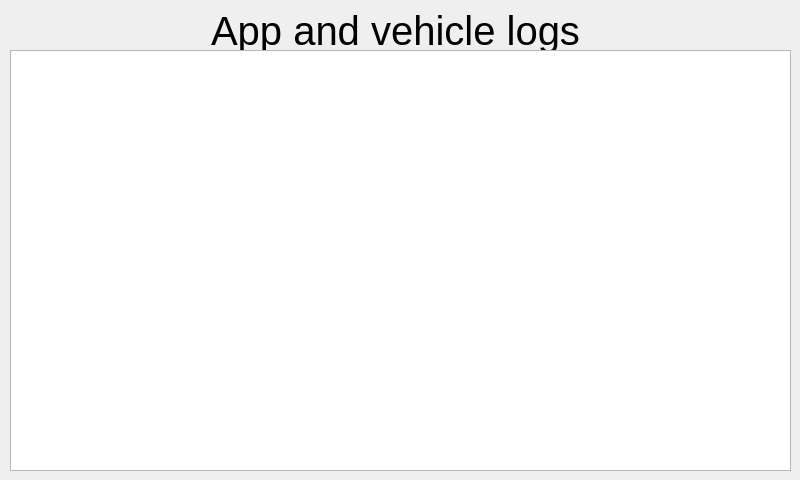
The window that Dash/logs.ui (PUT-Motorsport/PUTM_EV_DASH_SOFTWARE_2022) describes before a commit, drawn with Qt 5.
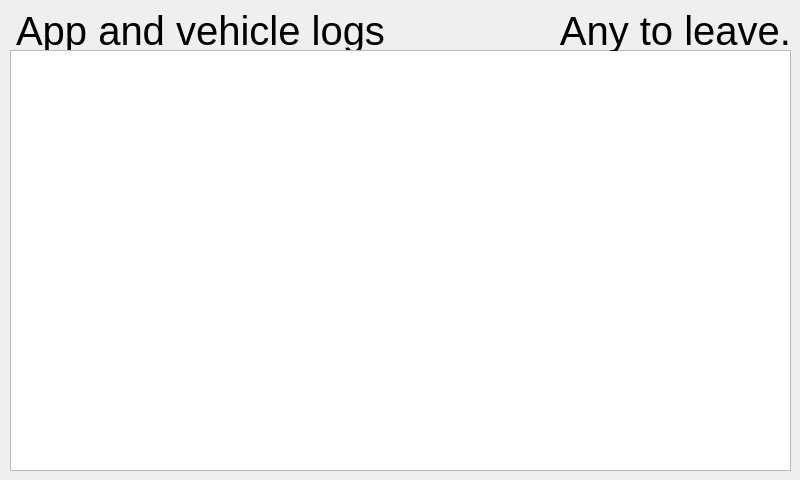
The same window after the commit.

```diff
--- a/Dash/logs.ui
+++ b/Dash/logs.ui
@@ -16,10 +16,10 @@
   <widget class="QLabel" name="title">
    <property name="geometry">
     <rect>
-     <x>0</x>
-     <y>0</y>
-     <width>791</width>
-     <height>61</height>
+     <x>10</x>
+     <y>10</y>
+     <width>381</width>
+     <height>41</height>
     </rect>
    </property>
    <property name="font">
@@ -44,6 +44,27 @@
     </rect>
    </property>
   </widget>
+  <widget class="QLabel" name="hint">
+   <property name="geometry">
+    <rect>
+     <x>550</x>
+     <y>10</y>
+     <width>241</width>
+     <height>41</height>
+    </rect>
+   </property>
+   <property name="font">
+    <font>
+     <pointsize>30</pointsize>
+    </font>
+   </property>
+   <property name="text">
+    <string>Any to leave.</string>
+   </property>
+   <property name="alignment">
+    <set>Qt::AlignRight|Qt::AlignTrailing|Qt::AlignVCenter</set>
+   </property>
+  </widget>
  </widget>
  <resources/>
  <connections/>
```
